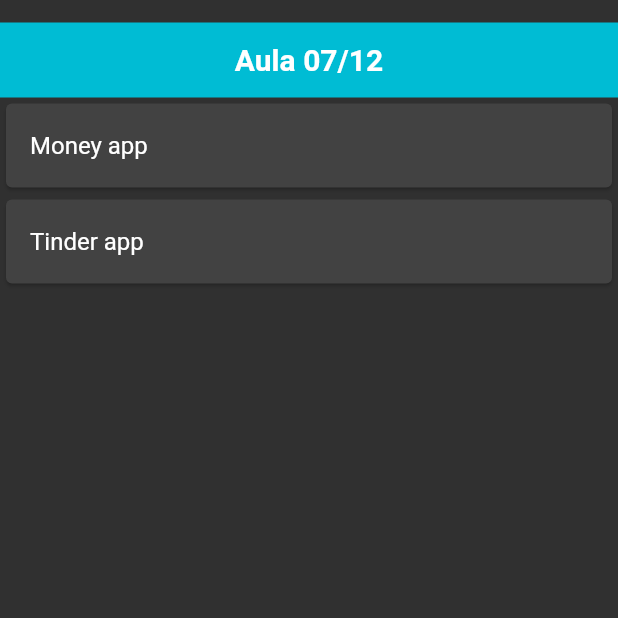
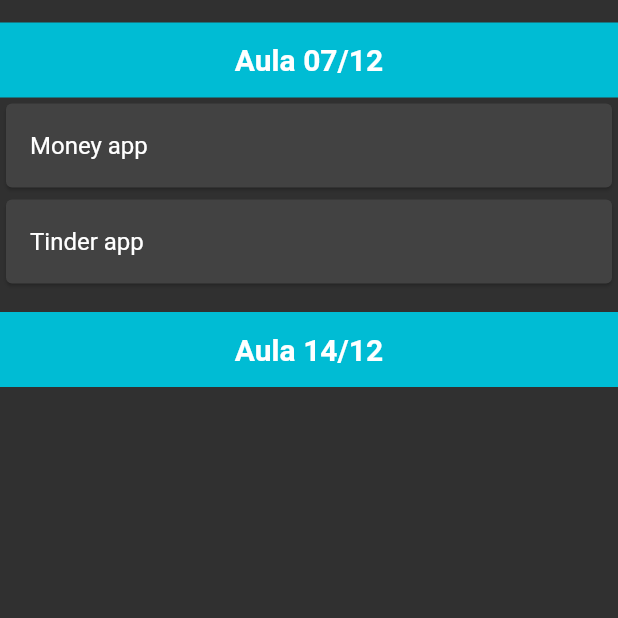
Before and after one commit to renanspvargas/masterclass_flutterando, a Flutter app: the screen it shows after launch, on a phone screen of 412 x 824 dp, the top half of it. Run offline on Flutter 3.47's test engine with Material 2 defaults, Android fonts, the phone set to English and light mode, and no system bars.

Commit message:
ListCard moved to another file, add margin on top

```diff
--- /dev/null
+++ b/lib/Components/ListCard.dart
@@ -0,0 +1,24 @@
+import 'package:flutter/material.dart';
+
+class ListCard extends StatelessWidget {
+  final String title;
+  final Widget destiny;
+
+  const ListCard({Key? key, required this.title, required this.destiny})
+      : super(key: key);
+
+  @override
+  Widget build(BuildContext context) {
+    return Card(
+      child: ListTile(
+        title: Text(title),
+        onTap: () {
+          Navigator.push(
+            context,
+            MaterialPageRoute(builder: (context) => destiny),
+          );
+        },
+      ),
+    );
+  }
+}
--- a/lib/main.dart
+++ b/lib/main.dart
@@ -1,6 +1,8 @@
 import 'package:flutter/material.dart';
 import 'package:masterclass_flutterando/aulas/aula07_12/money_app.dart';
 import 'package:masterclass_flutterando/aulas/aula07_12/tinder_app.dart';
+
+import 'Components/ListCard.dart';
 
 void main() {
   runApp(const HomePage());
@@ -28,12 +30,10 @@ class ListViewWidget extends StatelessWidget {
     return Material(
       child: ListView(
         children: const [
-          SizedBox(
-            height: 15,
-          ),
           ListTitle(title: "Aula 07/12"),
           ListCard(title: "Money app", destiny: MoneyApp()),
-          ListCard(title: "Tinder app", destiny: TinderApp())
+          ListCard(title: "Tinder app", destiny: TinderApp()),
+          ListTitle(title: "Aula 14/12"),
         ],
       ),
     );
@@ -46,7 +46,10 @@ class ListTitle extends StatelessWidget {
 
   @override
   Widget build(BuildContext context) {
-    return Container(
+    return Column(
+      children: [
+        SizedBox(height: 15),
+        Container(
           color: Colors.cyan,
           width: MediaQuery.of(context).size.width,
           height: 50,
@@ -57,29 +60,8 @@ class ListTitle extends StatelessWidget {
               style: TextStyle(fontWeight: FontWeight.bold, fontSize: 20),
             ),
           ),
+        ),
+      ],
     );
   }
 }
-
-class ListCard extends StatelessWidget {
-  final String title;
-  final Widget destiny;
-
-  const ListCard({Key? key, required this.title, required this.destiny})
-      : super(key: key);
-
-  @override
-  Widget build(BuildContext context) {
-    return Card(
-      child: ListTile(
-        title: Text(title),
-        onTap: () {
-          Navigator.push(
-            context,
-            MaterialPageRoute(builder: (context) => destiny),
-          );
-        },
-      ),
-    );
-  }
-}
```
Lines whose indentation alone changed are shown as unchanged.
